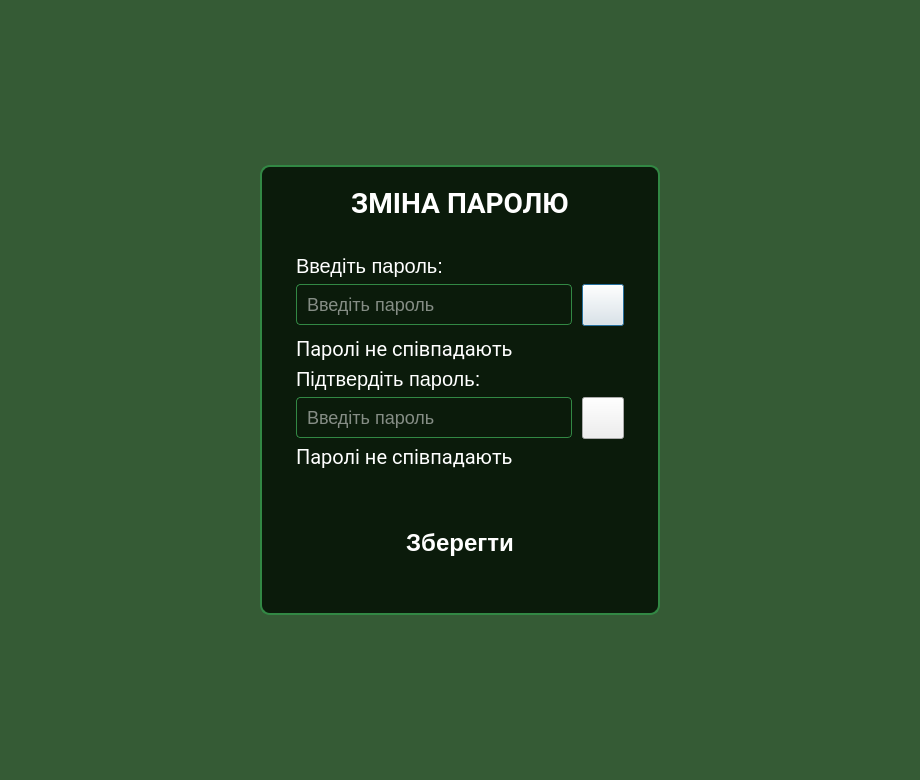
Above: app/ui/change_pwd_dialog.ui from VadymKotsiuba1808/SDR_Pi before the change. Below: the same form after it.
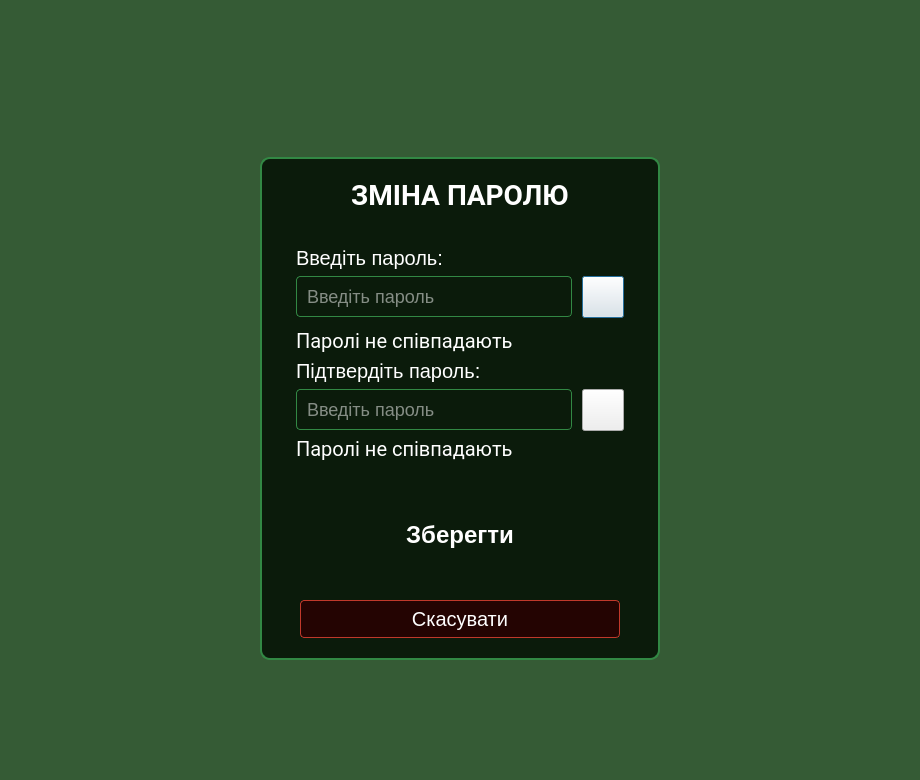
That is the form after the change. Icons and pictures are not drawn.

Commit message: Updated change_pwd_dialog ui

Patch:
```diff
--- a/app/ui/change_pwd_dialog.ui
+++ b/app/ui/change_pwd_dialog.ui
@@ -45,12 +45,13 @@
 }
 
 QComboBox QAbstractItemView {
-    background-color: #002509; /* Темний фон для списку */
-    color: #FFFFFF;
-    selection-background-color: #328844; /* Зелений при виборі */
+    background-color: #002509; /* Темний фон для списку */
+    color: #FFFFFF;
+    selection-background-color: #328844; /* Зелений при виборі */
 	selection-color: #FFFFFF;
 }
 
+
 QCheckBox {
 	font-family: 'Roboto';
 	font-size: 16px;
@@ -59,16 +60,34 @@
 }
 
 QCheckBox::indicator {
-    width: 20px;
-    height: 20px;
-    border: 1px solid #328844;
-    background-color: rgba(0, 20, 0, 0.8);
+    width: 20px;
+    height: 20px;
+    border: 1px solid #328844;
+    background-color: rgba(0, 20, 0, 0.8);
 	border-radius: 3px;
 }
 
 QCheckBox::indicator:checked {
-    background-color: #50E37F; /* Яскраво-зелена галочка */
-    image: url(:/images/checkbox_checked_icon.png); /* (Опціонально) якщо маєш свою іконку галочки */
+    background-color: #50E37F; /* Яскраво-зелена галочка */
+    image: url(:/images/checkbox_checked_icon.png); /* (Опціонально) якщо маєш свою іконку галочки */
+}
+
+QPushButton#btnLogout {
+  border: none;
+  background-color: rgba(40, 0, 0, 0.85);
+  border: 1px solid #C0392B;
+  color: #FFFFFF;
+  font-size: 20px;
+  padding: 6px;
+  border-radius: 4px;
+}
+
+QPushButton#btnLogout:hover {
+  background-color: rgba(80, 0, 0, 0.9);
+}
+QPushButton#btnLogout:pressed {
+  background-color: #C0392B;
+  color: #2B0000;
 }
 </string>
   </property>
@@ -76,6 +95,47 @@
    <bool>true</bool>
   </property>
   <layout class="QVBoxLayout" name="verticalLayout">
+   <item>
+    <layout class="QHBoxLayout" name="topLayout">
+     <property name="sizeConstraint">
+      <enum>QLayout::SizeConstraint::SetMinimumSize</enum>
+     </property>
+     <item>
+      <spacer name="horizontalSpacer">
+       <property name="orientation">
+        <enum>Qt::Orientation::Horizontal</enum>
+       </property>
+       <property name="sizeHint" stdset="0">
+        <size>
+         <width>40</width>
+         <height>20</height>
+        </size>
+       </property>
+      </spacer>
+     </item>
+     <item>
+      <widget class="QWidget" name="keyboardLayoutContainer" native="true">
+       <property name="minimumSize">
+        <size>
+         <width>180</width>
+         <height>140</height>
+        </size>
+       </property>
+       <property name="maximumSize">
+        <size>
+         <width>16777215</width>
+         <height>120</height>
+        </size>
+       </property>
+       <layout class="QVBoxLayout" name="verticalLayout_5">
+        <item>
+         <layout class="QVBoxLayout" name="keyboardLayout"/>
+        </item>
+       </layout>
+      </widget>
+     </item>
+    </layout>
+   </item>
    <item alignment="Qt::AlignmentFlag::AlignHCenter|Qt::AlignmentFlag::AlignVCenter">
     <widget class="QFrame" name="loginFrame">
      <property name="minimumSize">
@@ -503,9 +563,41 @@
         </property>
        </widget>
       </item>
+      <item alignment="Qt::AlignmentFlag::AlignHCenter">
+       <widget class="QPushButton" name="btnLogout">
+        <property name="minimumSize">
+         <size>
+          <width>320</width>
+          <height>0</height>
+         </size>
+        </property>
+        <property name="maximumSize">
+         <size>
+          <width>320</width>
+          <height>16777215</height>
+         </size>
+        </property>
+        <property name="text">
+         <string>Скасувати</string>
+        </property>
+       </widget>
+      </item>
      </layout>
     </widget>
    </item>
+   <item>
+    <spacer name="verticalSpacer">
+     <property name="orientation">
+      <enum>Qt::Orientation::Vertical</enum>
+     </property>
+     <property name="sizeHint" stdset="0">
+      <size>
+       <width>20</width>
+       <height>40</height>
+      </size>
+     </property>
+    </spacer>
+   </item>
   </layout>
  </widget>
  <resources>
```
The commit also changes 1 other file.
